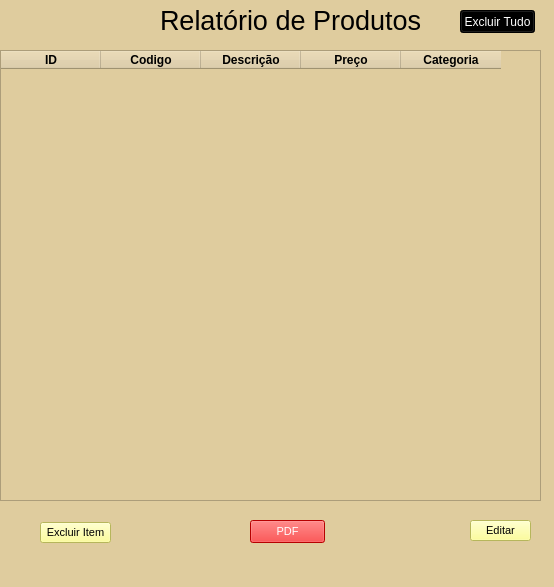
This is visualizar.ui in rogeriofh/Cadastro_de_Produtos as Qt 5 draws it before an edit. The edited form follows.
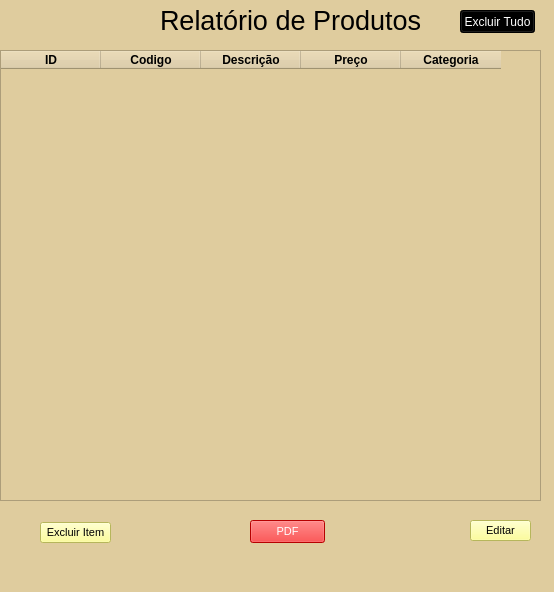
This is the edited form.

Commit message: ainda com bug na inicial

Diff of the .ui file:
```diff
--- a/visualizar.ui
+++ b/visualizar.ui
@@ -7,7 +7,7 @@
     <x>0</x>
     <y>0</y>
     <width>554</width>
-    <height>587</height>
+    <height>592</height>
    </rect>
   </property>
   <property name="windowTitle">
```
The commit also changes 1 other file.
